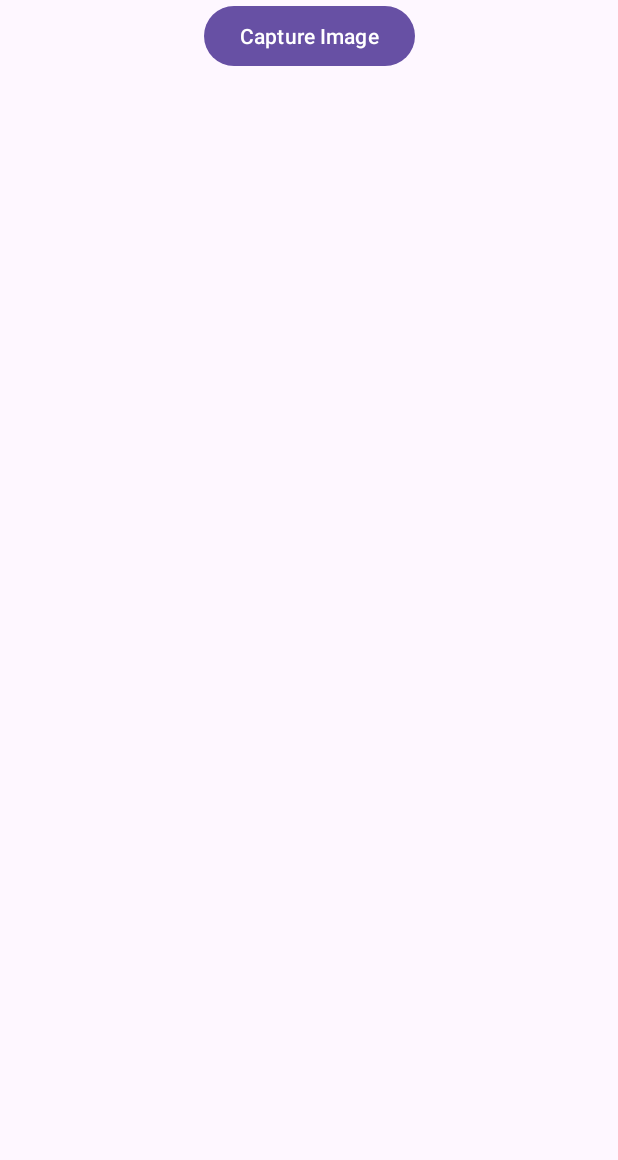
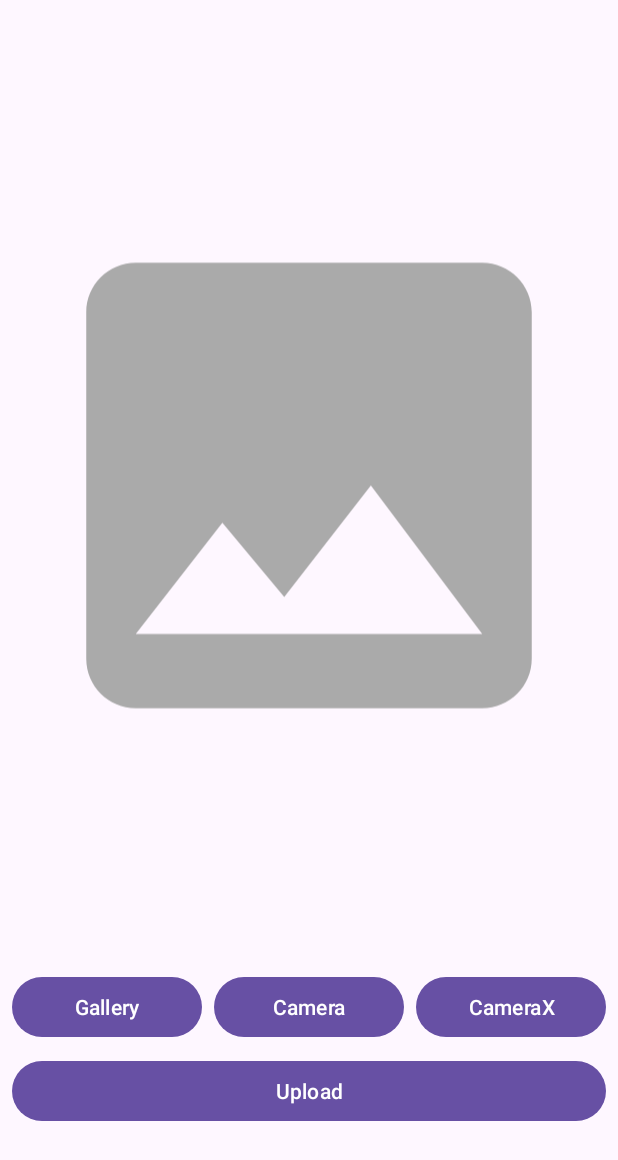
Before and after one commit to DaurYuk/MyDaurYuk, an Android app: the CameraActivity screen opened directly, with no data from a screen before it, on a phone screen of 412 x 824 dp. Shown: the top 1160 px of the screen. Run offline under Robolectric (Android 15) with nearby library versions, the phone set to English and light mode, and no system bars; pictures from the network do not load.

Commit message:
camera camera x, upload file, take to gallery: progress 90%

```diff
--- a/app/build.gradle.kts
+++ b/app/build.gradle.kts
@@ -73,4 +73,10 @@
 
     implementation("androidx.viewpager2:viewpager2:1.0.0")
     implementation("androidx.fragment:fragment-ktx:1.6.2")
+
+    // Camera X
+    val cameraxVersion = "1.3.0"
+    implementation("androidx.camera:camera-camera2:$cameraxVersion")
+    implementation("androidx.camera:camera-lifecycle:$cameraxVersion")
+    implementation("androidx.camera:camera-view:$cameraxVersion")
 }
--- a/app/src/main/AndroidManifest.xml
+++ b/app/src/main/AndroidManifest.xml
@@ -21,6 +21,9 @@
         android:supportsRtl="true"
         android:theme="@style/Theme.MyCapstone"
         tools:targetApi="31">
+        <activity
+            android:name=".camera.CameraActivity2"
+            android:exported="false" />
         <activity
             android:name=".camera.CameraActivity"
             android:exported="false" />
--- a/app/src/main/java/com/example/mycapstone/MainActivity.kt
+++ b/app/src/main/java/com/example/mycapstone/MainActivity.kt
@@ -35,10 +35,13 @@
         // Bottom bar navigation
         binding.bottomNavigationView.setOnItemSelectedListener { item ->
             when (item.itemId) {
-                R.id.navigation_feature1 -> {
+                R.id.navigation_home -> {
                     supportFragmentManager.beginTransaction()
                         .replace(R.id.fragment_container, NewsFragment())
                         .commit()
+                    true
+                }
+                R.id.navigation_feature1 -> {
                     true
                 }
                 R.id.navigation_feature2 -> {
--- a/app/src/main/java/com/example/mycapstone/camera/CameraActivity.kt
+++ b/app/src/main/java/com/example/mycapstone/camera/CameraActivity.kt
@@ -1,103 +1,111 @@
 package com.example.mycapstone.camera
 
+import android.Manifest
 import android.content.Intent
-import android.graphics.BitmapFactory
+import android.content.pm.PackageManager
 import android.net.Uri
 import androidx.appcompat.app.AppCompatActivity
 import android.os.Bundle
-import android.os.Environment
-import android.provider.MediaStore
-import android.widget.Button
-import android.widget.ImageView
-import androidx.core.content.FileProvider
-import com.example.mycapstone.BuildConfig
-import com.example.mycapstone.R
-import java.io.File
-import java.io.IOException
-import java.text.SimpleDateFormat
-import java.util.Date
-import java.util.Locale
+import android.util.Log
+import android.widget.Toast
+import androidx.activity.result.PickVisualMediaRequest
+import androidx.activity.result.contract.ActivityResultContracts
+import androidx.core.content.ContextCompat
+import androidx.core.net.toUri
+import com.example.mycapstone.camera.CameraActivity2.Companion.CAMERAX_RESULT
+import com.example.mycapstone.databinding.ActivityCameraBinding
 
 class CameraActivity : AppCompatActivity() {
-    private lateinit var captureButton: Button
-    private lateinit var imageView: ImageView
-    private lateinit var currentPhotoPath: String
+    private lateinit var binding:ActivityCameraBinding
+    private var currentImageUri: Uri? = null
 
+    private val requestPermissionLauncher =
+        registerForActivityResult(
+            ActivityResultContracts.RequestPermission()
+        ){ isGranted: Boolean ->
+            if (isGranted){
+                Toast.makeText(this, "Permission request granted", Toast.LENGTH_LONG).show()
+            } else {
+                Toast.makeText(this, "Permission request denied", Toast.LENGTH_LONG).show()
+            }
+
+        }
+    private fun allPermissionGranted() =
+        ContextCompat.checkSelfPermission(
+            this,
+            REQUIRED_PERMISSION
+        ) == PackageManager.PERMISSION_GRANTED
     override fun onCreate(savedInstanceState: Bundle?) {
         super.onCreate(savedInstanceState)
-        setContentView(R.layout.activity_camera)
+        binding = ActivityCameraBinding.inflate(layoutInflater)
+        setContentView(binding.root)
 
-        captureButton = findViewById(R.id.captureButton)
-        imageView = findViewById(R.id.imageView)
+        if(!allPermissionGranted()){
+            requestPermissionLauncher.launch(REQUIRED_PERMISSION)
+        }
 
-        captureButton.setOnClickListener {
-            dispatchTakePictureIntent()
+        binding.galleryButton.setOnClickListener { startGallery() }
+        binding.cameraButton.setOnClickListener { startCamera() }
+        binding.cameraXButton.setOnClickListener { startCameraX() }
+        binding.uploadButton.setOnClickListener { uploadImage() }
+    }
+
+    // Gallery
+    private fun startGallery(){
+       launcherGallery.launch(PickVisualMediaRequest(ActivityResultContracts.PickVisualMedia.ImageOnly))
+    }
+
+    private val launcherGallery = registerForActivityResult(
+        ActivityResultContracts.PickVisualMedia()
+    ){uri: Uri? ->
+        if (uri != null){
+            currentImageUri = uri
+            showImage()
+        }else {
+            Log.d("Photo Picker", "No media selected")
         }
     }
 
-    private val REQUEST_IMAGE_CAPTURE = 1
-
-    private fun dispatchTakePictureIntent() {
-        Intent(MediaStore.ACTION_IMAGE_CAPTURE).also { takePictureIntent ->
-            takePictureIntent.resolveActivity(packageManager)?.also {
-                val photoFile: File? = try {
-                    createImageFile()
-                } catch (ex: IOException) {
-                    null
-                }
-                photoFile?.also {
-                    val photoURI: Uri = FileProvider.getUriForFile(
-                        this,
-                        "${BuildConfig.APPLICATION_ID}.fileprovider",
-                        it
-                    )
-                    takePictureIntent.putExtra(MediaStore.EXTRA_OUTPUT, photoURI)
-                    startActivityForResult(takePictureIntent, REQUEST_IMAGE_CAPTURE)
-                }
-            }
+    private fun showImage(){
+        currentImageUri?.let {
+            Log.d("Image URI", "showImage: $it")
+            binding.previewImageView.setImageURI(it)
         }
     }
 
-    @Throws(IOException::class)
-    private fun createImageFile(): File {
-        // Create an image file name
-        val timeStamp: String = SimpleDateFormat("yyyyMMdd_HHmmss", Locale.US).format(Date())
-        val storageDir: File? = getExternalFilesDir(Environment.DIRECTORY_PICTURES)
-        return File.createTempFile(
-            "JPEG_${timeStamp}_",
-            ".jpg",
-            storageDir
-        ).apply {
-            currentPhotoPath = absolutePath
+    // Camera
+    private fun startCamera(){
+        currentImageUri = getImageUri(this)
+        launcherIntentCamera.launch(currentImageUri)
+    }
+
+    private val launcherIntentCamera = registerForActivityResult(
+        ActivityResultContracts.TakePicture()
+    ){ isSuccess: Boolean ->
+        if (isSuccess){
+            showImage()
         }
     }
 
-    @Deprecated("Deprecated in Java")
-    override fun onActivityResult(requestCode: Int, resultCode: Int, data: Intent?) {
-        super.onActivityResult(requestCode, resultCode, data)
-        if (requestCode == REQUEST_IMAGE_CAPTURE && resultCode == RESULT_OK) {
-            setPic()
-        }
+    // Camera X
+    private fun startCameraX(){
+        val intent = Intent(this, CameraActivity2::class.java)
+        launchIntentCameraX.launch(intent)
     }
 
-    private fun setPic() {
-        val targetW: Int = imageView.width
-        val targetH: Int = imageView.height
+    private val launchIntentCameraX = registerForActivityResult(
+        ActivityResultContracts.StartActivityForResult()
+    ){if (it.resultCode == CAMERAX_RESULT)
+        currentImageUri = it.data?.getStringExtra(CameraActivity2.EXTRA_CAMERAX_IMAGE)?.toUri()
+        showImage()
+    }
 
-        val bmOptions = BitmapFactory.Options().apply {
-            inJustDecodeBounds = true
-            BitmapFactory.decodeFile(currentPhotoPath, this)
-            val photoW: Int = outWidth
-            val photoH: Int = outHeight
+    // Upload Image
+    private fun uploadImage() {
+        Toast.makeText(this, "Fitur ini belum tersedia", Toast.LENGTH_SHORT).show()
+    }
 
-            val scaleFactor: Int = Math.min(photoW / targetW, photoH / targetH)
-
-            inJustDecodeBounds = false
-            inSampleSize = scaleFactor
-            inPurgeable = true
-        }
-        BitmapFactory.decodeFile(currentPhotoPath, bmOptions)?.also { bitmap ->
-            imageView.setImageBitmap(bitmap)
-        }
+    companion object {
+        private const val REQUIRED_PERMISSION = Manifest.permission.CAMERA
     }
 }
--- /dev/null
+++ b/app/src/main/res/drawable/baseline_home_24.xml
@@ -0,0 +1,5 @@
+<vector android:height="24dp" android:tint="#000000"
+    android:viewportHeight="24" android:viewportWidth="24"
+    android:width="24dp" xmlns:android="http://schemas.android.com/apk/res/android">
+    <path android:fillColor="@android:color/white" android:pathData="M10,20v-6h4v6h5v-8h3L12,3 2,12h3v8z"/>
+</vector>
--- /dev/null
+++ b/app/src/main/res/drawable/ic_capture.xml
@@ -0,0 +1,6 @@
+<vector android:height="200dp" android:viewportHeight="100"
+    android:viewportWidth="100" android:width="200dp" xmlns:android="http://schemas.android.com/apk/res/android">
+    <path android:fillColor="@android:color/holo_purple" android:pathData="M50,49.6m-50,0a50,50 0,1 1,100 0a50,50 0,1 1,-100 0"/>
+    <path android:fillColor="#EFEFEF" android:pathData="M76.9,38h-8l-3.1,-5c-1.3,-2 -3.5,-3.2 -5.8,-3.2H40.1c-2.4,0 -4.6,1.2 -5.8,3.2l-3.1,5h-8c-1.4,0 -2.6,1.2 -2.6,2.6v26.3c0,1.4 1.2,2.6 2.6,2.6h53.8c1.4,0 2.6,-1.2 2.6,-2.6V40.6C79.5,39.2 78.3,38 76.9,38zM50,64.9c-6.5,0 -11.7,-5.3 -11.7,-11.7S43.5,41.4 50,41.4c6.5,0 11.7,5.3 11.7,11.7S56.5,64.9 50,64.9z"/>
+    <path android:fillColor="#EFEFEF" android:pathData="M50,53.2m-8.9,0a8.9,8.9 0,1 1,17.8 0a8.9,8.9 0,1 1,-17.8 0"/>
+</vector>
--- /dev/null
+++ b/app/src/main/res/drawable/ic_place_holder.xml
@@ -0,0 +1,5 @@
+<vector android:height="24dp" android:tint="@android:color/darker_gray"
+    android:viewportHeight="24" android:viewportWidth="24"
+    android:width="24dp" xmlns:android="http://schemas.android.com/apk/res/android">
+    <path android:fillColor="@android:color/darker_gray" android:pathData="M21,19V5c0,-1.1 -0.9,-2 -2,-2H5c-1.1,0 -2,0.9 -2,2v14c0,1.1 0.9,2 2,2h14c1.1,0 2,-0.9 2,-2zM8.5,13.5l2.5,3.01L14.5,12l4.5,6H5l3.5,-4.5z"/>
+</vector>
--- a/app/src/main/res/layout/activity_camera.xml
+++ b/app/src/main/res/layout/activity_camera.xml
@@ -6,23 +6,96 @@
     android:layout_height="match_parent"
     tools:context="camera.CameraActivity">
 
-    <Button
-        android:id="@+id/captureButton"
-        android:layout_width="wrap_content"
+    <com.google.android.material.progressindicator.LinearProgressIndicator
+        android:id="@+id/progressIndicator"
+        android:layout_width="match_parent"
         android:layout_height="wrap_content"
-        android:text="Capture Image"
-        app:layout_constraintTop_toTopOf="parent"
+        android:indeterminate="true"
+        android:visibility="gone"
+        app:layout_constraintEnd_toEndOf="parent"
         app:layout_constraintStart_toStartOf="parent"
-        app:layout_constraintEnd_toEndOf="parent" />
+        app:layout_constraintTop_toTopOf="parent" />
 
     <ImageView
-        android:id="@+id/imageView"
+        android:id="@+id/previewImageView"
         android:layout_width="0dp"
         android:layout_height="0dp"
-        app:layout_constraintTop_toBottomOf="@id/captureButton"
+        android:layout_marginStart="8dp"
+        android:layout_marginTop="8dp"
+        android:layout_marginEnd="8dp"
+        android:layout_marginBottom="8dp"
+        app:layout_constraintBottom_toTopOf="@+id/cameraButton"
+        app:layout_constraintEnd_toEndOf="parent"
         app:layout_constraintStart_toStartOf="parent"
+        app:layout_constraintTop_toTopOf="parent"
+        app:srcCompat="@drawable/ic_place_holder" />
+
+    <Button
+        android:id="@+id/cameraButton"
+        android:layout_width="0dp"
+        android:layout_height="wrap_content"
+        android:layout_marginStart="8dp"
+        android:layout_marginEnd="8dp"
+        android:layout_marginBottom="8dp"
+        android:text="@string/camera"
+        app:layout_constraintBottom_toTopOf="@+id/uploadButton"
+        app:layout_constraintEnd_toStartOf="@+id/cameraXButton"
+        app:layout_constraintHorizontal_bias="0.5"
+        app:layout_constraintStart_toEndOf="@+id/galleryButton" />
+
+    <Button
+        android:id="@+id/cameraXButton"
+        android:layout_width="0dp"
+        android:layout_height="wrap_content"
+        android:layout_marginEnd="8dp"
+        android:text="@string/camera_x"
+        app:layout_constraintBottom_toBottomOf="@+id/cameraButton"
         app:layout_constraintEnd_toEndOf="parent"
+        app:layout_constraintHorizontal_bias="0.5"
+        app:layout_constraintStart_toEndOf="@+id/cameraButton"
+        app:layout_constraintTop_toTopOf="@+id/cameraButton" />
+
+    <Button
+        android:id="@+id/galleryButton"
+        android:layout_width="0dp"
+        android:layout_height="wrap_content"
+        android:layout_marginStart="8dp"
+        android:elevation="2dp"
+        android:scaleType="fitCenter"
+        android:text="@string/gallery"
+        app:layout_constraintBottom_toBottomOf="@+id/cameraButton"
+        app:layout_constraintEnd_toStartOf="@+id/cameraButton"
+        app:layout_constraintHorizontal_bias="0.5"
+        app:layout_constraintStart_toStartOf="parent"
+        app:layout_constraintTop_toTopOf="@+id/cameraButton" />
+
+    <Button
+        android:id="@+id/uploadButton"
+        android:layout_width="0dp"
+        android:layout_height="wrap_content"
+        android:layout_marginStart="8dp"
+        android:layout_marginEnd="8dp"
+        android:layout_marginBottom="16dp"
+        android:text="@string/upload"
+        app:layout_constraintBottom_toTopOf="@+id/resultTextView"
+        app:layout_constraintEnd_toEndOf="parent"
+        app:layout_constraintHorizontal_bias="0.0"
+        app:layout_constraintStart_toStartOf="parent" />
+
+    <TextView
+        android:id="@+id/resultTextView"
+        android:layout_width="0dp"
+        android:layout_height="wrap_content"
+        android:layout_marginStart="24dp"
+        android:layout_marginEnd="24dp"
+        android:layout_marginBottom="16dp"
+        android:gravity="center"
+        android:lines="2"
+        android:textSize="16sp"
+        android:textStyle="bold"
         app:layout_constraintBottom_toBottomOf="parent"
-        android:scaleType="centerCrop" />
+        app:layout_constraintEnd_toEndOf="parent"
+        app:layout_constraintStart_toStartOf="parent" />
+
 
 </androidx.constraintlayout.widget.ConstraintLayout>
--- a/app/src/main/res/layout/activity_main.xml
+++ b/app/src/main/res/layout/activity_main.xml
@@ -5,7 +5,8 @@
     xmlns:tools="http://schemas.android.com/tools"
     android:layout_width="match_parent"
     android:layout_height="match_parent"
-    tools:context=".MainActivity">
+    tools:context=".MainActivity"
+    android:background="@color/white">
 
     <androidx.appcompat.widget.Toolbar
         android:id="@+id/toolbar"
--- a/app/src/main/res/layout/activity_profile.xml
+++ b/app/src/main/res/layout/activity_profile.xml
@@ -5,6 +5,7 @@
     android:layout_width="match_parent"
     android:layout_height="match_parent"
     tools:context=".profile.ProfileActivity"
+    android:background="@color/white"
     android:padding="20dp">
 
     <ImageView
--- a/app/src/main/res/layout/item_news.xml
+++ b/app/src/main/res/layout/item_news.xml
@@ -4,6 +4,7 @@
     xmlns:tools="http://schemas.android.com/tools"
     android:layout_width="match_parent"
     android:layout_height="wrap_content"
+    android:background="@color/white"
     android:padding="8dp">
 
     <ImageView
--- a/app/src/main/res/menu/bottom_navigation.xml
+++ b/app/src/main/res/menu/bottom_navigation.xml
@@ -1,4 +1,8 @@
 <menu xmlns:android="http://schemas.android.com/apk/res/android">
+    <item
+        android:id="@+id/navigation_home"
+        android:icon="@drawable/baseline_home_24"
+        android:title="@string/title_home" />
     <item
         android:id="@+id/navigation_feature1"
         android:icon="@drawable/baseline_history_24"
--- a/app/src/main/res/values/strings.xml
+++ b/app/src/main/res/values/strings.xml
@@ -23,4 +23,9 @@
     <string name="profile">Profile</string>
     <string name="account_name">Nama Pengguna</string>
     <string name="logout">logout</string>
+    <string name="title_home">home</string>
+    <string name="camera">Camera</string>
+    <string name="camera_x">CameraX</string>
+    <string name="gallery">Gallery</string>
+    <string name="upload">Upload</string>
 </resources>
```
Also changed, not shown: app/src/main/java/com/example/mycapstone/camera/CameraActivity2.kt (added, +155 -0 lines), app/src/main/java/com/example/mycapstone/camera/Utils.kt (added, +49 -0 lines), app/src/main/res/drawable/ic_switch_camera.xml (added, +7 -0 lines), app/src/main/res/layout/activity_camera2.xml (added, +33 -0 lines).
